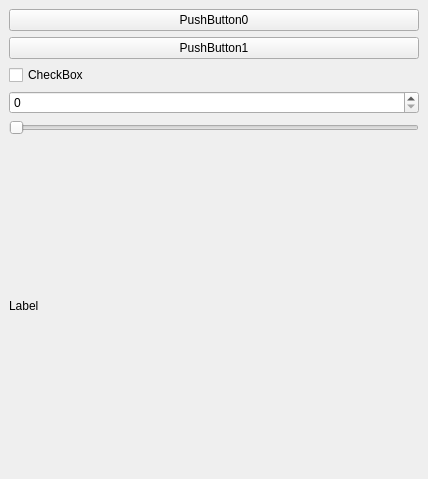
Old version of the form src/SamplePlugin.ui in the repository TobiasLundby/ROVI_FinalProject.
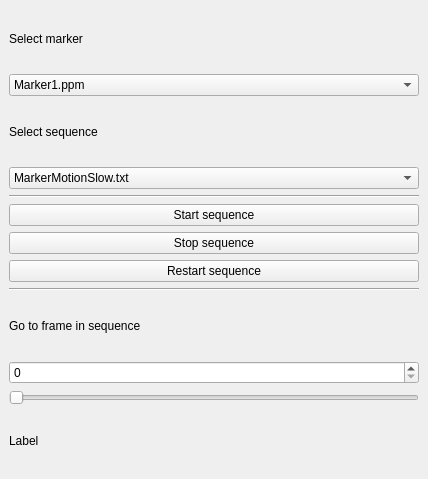
New version of the form.

Commit message: Created a more usefull GUI. All functions are working

```diff
--- a/src/SamplePlugin.ui
+++ b/src/SamplePlugin.ui
@@ -18,31 +18,119 @@
     <item>
      <layout class="QVBoxLayout" name="verticalLayout">
       <item>
-       <widget class="QPushButton" name="_btn0">
+       <widget class="QLabel" name="label">
         <property name="text">
-         <string>PushButton0</string>
+         <string>Select marker</string>
         </property>
        </widget>
       </item>
       <item>
-       <widget class="QPushButton" name="_btn1">
+       <widget class="QComboBox" name="_drop_markerselect">
+        <item>
+         <property name="text">
+          <string>Marker1.ppm</string>
+         </property>
+        </item>
+        <item>
+         <property name="text">
+          <string>Marker2a.ppm</string>
+         </property>
+        </item>
+        <item>
+         <property name="text">
+          <string>Marker2b.ppm</string>
+         </property>
+        </item>
+        <item>
+         <property name="text">
+          <string>Marker3.ppm</string>
+         </property>
+        </item>
+       </widget>
+      </item>
+      <item>
+       <widget class="QLabel" name="label_2">
         <property name="text">
-         <string>PushButton1</string>
+         <string>Select sequence</string>
         </property>
        </widget>
       </item>
       <item>
-       <widget class="QCheckBox" name="_checkBox">
+       <widget class="QComboBox" name="_drop_sequenceselect">
+        <item>
+         <property name="text">
+          <string>MarkerMotionSlow.txt</string>
+         </property>
+        </item>
+        <item>
+         <property name="text">
+          <string>MarkerMotionMedium.txt</string>
+         </property>
+        </item>
+        <item>
+         <property name="text">
+          <string>MarkerMotionFast.txt</string>
+         </property>
+        </item>
+       </widget>
+      </item>
+      <item>
+       <widget class="Line" name="line">
+        <property name="orientation">
+         <enum>Qt::Horizontal</enum>
+        </property>
+       </widget>
+      </item>
+      <item>
+       <widget class="QPushButton" name="_btnStart">
         <property name="text">
-         <string>CheckBox</string>
+         <string>Start sequence</string>
         </property>
        </widget>
       </item>
       <item>
-       <widget class="QSpinBox" name="_spinBox"/>
+       <widget class="QPushButton" name="_btnStop">
+        <property name="text">
+         <string>Stop sequence</string>
+        </property>
+       </widget>
+      </item>
+      <item>
+       <widget class="QPushButton" name="_btnRestart">
+        <property name="text">
+         <string>Restart sequence</string>
+        </property>
+       </widget>
+      </item>
+      <item>
+       <widget class="Line" name="line_2">
+        <property name="orientation">
+         <enum>Qt::Horizontal</enum>
+        </property>
+       </widget>
+      </item>
+      <item>
+       <widget class="QLabel" name="label_3">
+        <property name="text">
+         <string>Go to frame in sequence</string>
+        </property>
+       </widget>
+      </item>
+      <item>
+       <widget class="QSpinBox" name="_spinBox">
+        <property name="maximum">
+         <number>50</number>
+        </property>
+       </widget>
       </item>
       <item>
        <widget class="QSlider" name="_slider">
+        <property name="maximum">
+         <number>500</number>
+        </property>
+        <property name="pageStep">
+         <number>1</number>
+        </property>
         <property name="orientation">
          <enum>Qt::Horizontal</enum>
         </property>
```
The commit also changes 2 other files.
